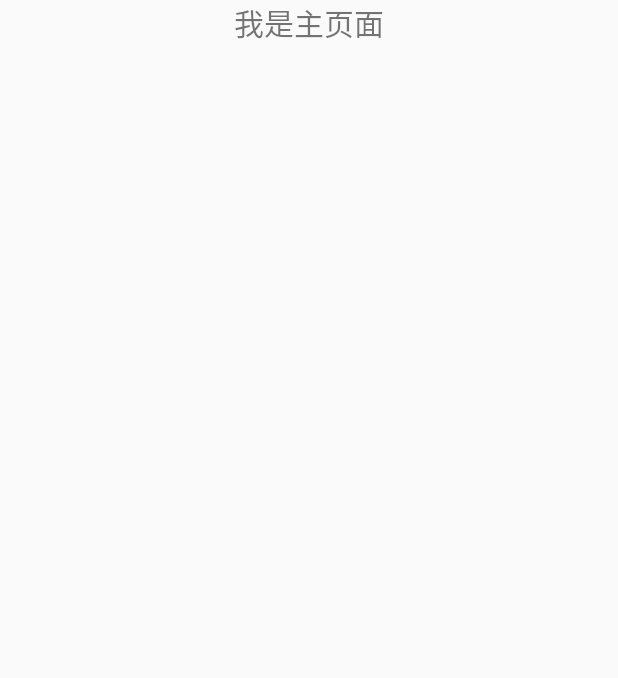
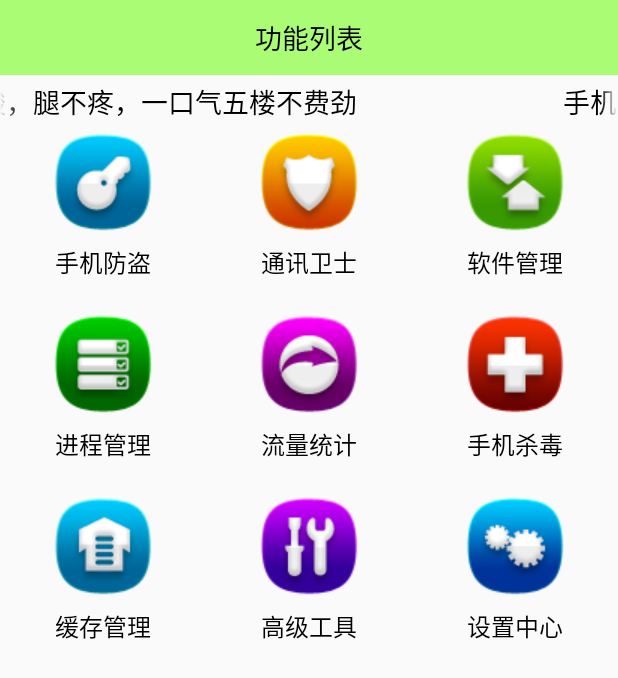
Before and after one commit to YanHuiLi/AndroidBP-MoblieSafe, an Android app: the screen it shows after launch (HomeActivity), on a phone screen of 412 x 824 dp. Shown: the top 678 px of the screen. Run offline under Robolectric (Android 15) with nearby library versions, the phone set to English and light mode, and no system bars.

Commit message:
完成主页面，功能页面的设计

```diff
--- a/app/src/main/java/com/example/archer/mobliesafe/HomeActivity.java
+++ b/app/src/main/java/com/example/archer/mobliesafe/HomeActivity.java
@@ -2,6 +2,12 @@ package com.example.archer.mobliesafe;
 
 import android.os.Bundle;
 import android.support.v7.app.AppCompatActivity;
+import android.view.View;
+import android.view.ViewGroup;
+import android.widget.BaseAdapter;
+import android.widget.GridView;
+import android.widget.ImageView;
+import android.widget.TextView;
 
 /**
  * 主页面
@@ -9,9 +15,61 @@ import android.support.v7.app.AppCompatActivity;
  */
 public class HomeActivity extends AppCompatActivity{
 
+
+     private GridView gvHome;
+//用数组来保存九大模块
+    private String[] mItem=new String[]{"手机防盗","通讯卫士",
+            "软件管理","进程管理","流量统计",
+            "手机杀毒","缓存管理","高级工具",
+            "设置中心"};
+    //用数组来保存图片
+    private int[] mPic=new int[]{R.drawable.home_safe,R.drawable.home_callmsgsafe,R.drawable.home_apps,
+    R.drawable.home_taskmanager,R.drawable.home_netmanager,R.drawable.home_trojan,
+    R.drawable.home_sysoptimize,R.drawable.home_tools,R.drawable.home_settings};
+
     @Override
     public void onCreate(Bundle savedInstanceState) {
         super.onCreate(savedInstanceState);
         setContentView(R.layout.activity_home);
+        gvHome= (GridView) findViewById(R.id.gv_home);
+
+        assert gvHome != null;
+        gvHome.setAdapter(new HomeAdapter());
+
+    }
+
+    //gvHome写一个适配器
+
+    class HomeAdapter extends BaseAdapter{
+
+        //展示几个
+        @Override
+        public int getCount() {
+            return mItem.length;
+        }
+
+
+        @Override
+        public Object getItem(int position) {
+            return mItem[position];
+        }
+
+        @Override
+        public long getItemId(int position) {
+            return position;
+        }
+
+        //被调9次
+        @Override
+        public View getView(int position, View convertView, ViewGroup parent) {
+            View view=View.inflate(HomeActivity.this,R.layout.home_list_item,null);
+
+            ImageView iv_item= (ImageView) view.findViewById(R.id.iv_item);
+            TextView tv_item= (TextView) view.findViewById(R.id.tv_item);
+           //赋值
+            tv_item.setText(mItem[position]);
+            iv_item.setImageResource(mPic[position]);
+            return view;
+        }
     }
 }
--- a/app/src/main/java/com/example/archer/mobliesafe/SplashActivity.java
+++ b/app/src/main/java/com/example/archer/mobliesafe/SplashActivity.java
@@ -178,8 +178,8 @@ public class SplashActivity extends AppCompatActivity {
 //                    URL url = new URL("http://192.168.1.201:8080/update.json");
                     conn = (HttpURLConnection) url.openConnection();
                     conn.setRequestMethod("GET");// 设置请求方法
-                    conn.setConnectTimeout(5000);// 设置连接超时
-                    conn.setReadTimeout(5000);// 设置响应超时, 连接上了,但服务器迟迟不给响应
+                    conn.setConnectTimeout(3000);// 设置连接超时
+                    conn.setReadTimeout(3000);// 设置响应超时, 连接上了,但服务器迟迟不给响应
                     conn.connect();// 连接服务器
 
                     int responseCode = conn.getResponseCode();// 获取响应码
--- /dev/null
+++ b/app/src/main/java/com/example/archer/mobliesafe/view/FocusedTextView.java
@@ -0,0 +1,44 @@
+package com.example.archer.mobliesafe.view;
+
+
+import android.content.Context;
+import android.util.AttributeSet;
+import android.widget.TextView;
+
+/**
+ * function：获取焦点的textview
+ * Created by Archer on 2016/6/3.
+ */
+public class FocusedTextView extends TextView{
+
+
+    //直接使用textview，用代码去new的时候
+    public FocusedTextView(Context context) {
+        super(context);
+    }
+
+    /**
+     * 表示有没有获取焦点
+     * @return
+     * 跑马灯要运行，首先调用此函数，判断是否有焦点
+     * 是true的话，跑马灯才会有效果
+     * 强制返回true，不管实际上textview，强制返回true，认为有焦点
+     */
+    @Override
+    public boolean isFocused() {
+
+        return true;
+    }
+
+    //有属性时候，用这个方法
+    public FocusedTextView(Context context, AttributeSet attrs) {
+        super(context, attrs);
+    }
+
+    //有style的话，就用这个方法
+    public FocusedTextView(Context context, AttributeSet attrs, int defStyleAttr) {
+        super(context, attrs, defStyleAttr);
+    }
+
+
+}
--- a/app/src/main/res/layout/activity_home.xml
+++ b/app/src/main/res/layout/activity_home.xml
@@ -6,11 +6,36 @@
 
     <TextView
         android:id="@+id/tv_home"
-        android:layout_width="wrap_content"
+        android:layout_width="match_parent"
+        android:layout_height="50dp"
+        android:text="功能列表"
+        android:textColor="@color/black"
+        android:background="#8866ff00"
+        android:textSize="18sp"
+        android:gravity="center"/>
+
+    <TextView
+        android:layout_width="match_parent"
         android:layout_height="wrap_content"
-        android:text="我是主页面"
-        android:layout_gravity="center"
+        android:textSize="18sp"
+        android:textColor="@color/black"
+        android:focusable="true"
+        android:focusableInTouchMode="true"
+        android:text="手机卫士，保护您的手机,腰不酸，腿不疼，一口气五楼不费劲"
+        android:singleLine="true"
+        android:ellipsize="marquee"
+        android:layout_marginTop="4dp"
+        android:layout_marginBottom="4dp"/>
 
 
-        android:textSize="20sp"/>
+    <GridView
+        android:id="@+id/gv_home"
+        android:layout_width="match_parent"
+        android:layout_height="0dp"
+        android:layout_weight="1"
+        android:verticalSpacing="20dp"
+        android:numColumns="3">
+
+
+    </GridView>
 </LinearLayout>
--- /dev/null
+++ b/app/src/main/res/layout/home_list_item.xml
@@ -0,0 +1,24 @@
+<?xml version="1.0" encoding="utf-8"?>
+<LinearLayout xmlns:android="http://schemas.android.com/apk/res/android"
+    android:orientation="vertical"
+    android:layout_width="wrap_content"
+    android:layout_height="wrap_content"
+    android:gravity="center">
+
+    <ImageView
+        android:layout_width="wrap_content"
+        android:layout_height="wrap_content"
+        android:id="@+id/iv_item"
+        android:src="@drawable/home_apps"/>
+
+    <TextView
+        android:layout_width="wrap_content"
+        android:layout_height="wrap_content"
+        android:id="@+id/tv_item"
+        android:layout_marginTop="5dp"
+        android:textColor="@color/black"
+        android:text="手机防盗"
+        android:textSize="16sp"/>
+
+
+</LinearLayout>
--- a/app/src/main/res/values/colors.xml
+++ b/app/src/main/res/values/colors.xml
@@ -3,4 +3,5 @@
     <color name="colorPrimary">#3F51B5</color>
     <color name="colorPrimaryDark">#303F9F</color>
     <color name="colorAccent">#FF4081</color>
+    <color name="black">#000</color>
 </resources>
```
Also changed, not shown: app/src/main/res/drawable/home_apps.png (added), app/src/main/res/drawable/home_callmsgsafe.png (added), app/src/main/res/drawable/home_netmanager.png (added), app/src/main/res/drawable/home_safe.png (added), app/src/main/res/drawable/home_settings.png (added), app/src/main/res/drawable/home_sysoptimize.png (added), app/src/main/res/drawable/home_taskmanager.png (added), app/src/main/res/drawable/home_tools.png (added), app/src/main/res/drawable/home_trojan.png (added).
